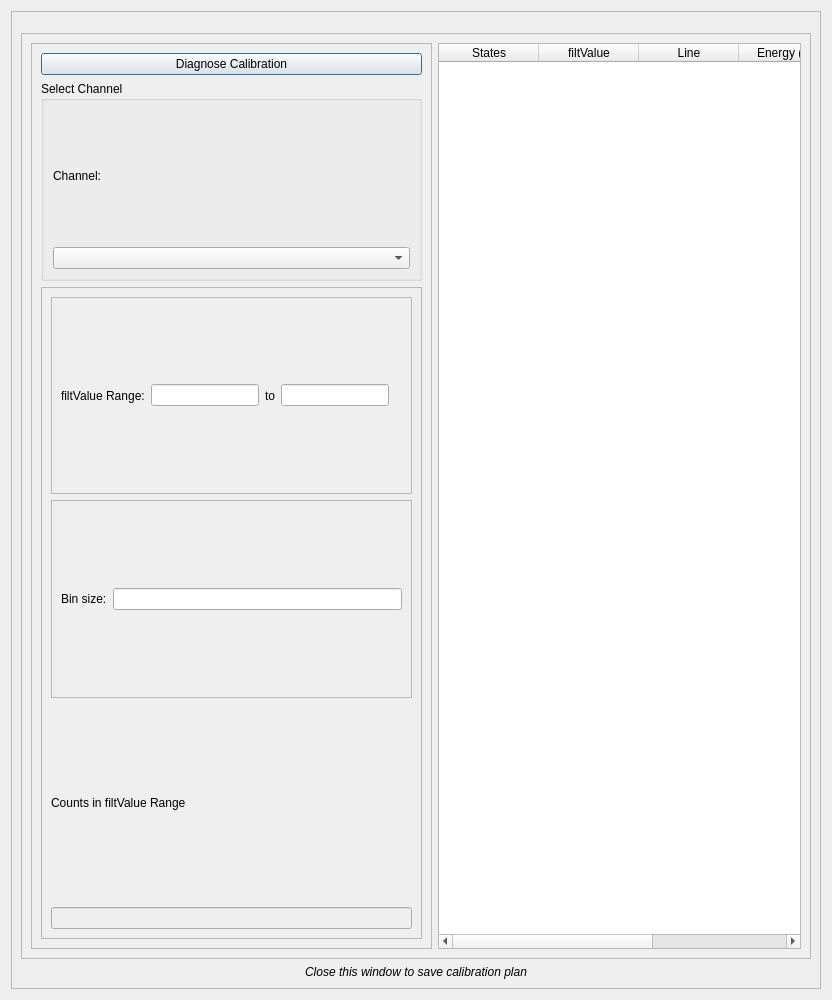
Old version of the form massGui/ui/ChannelBrowser.ui in the repository gmondee/massGui.
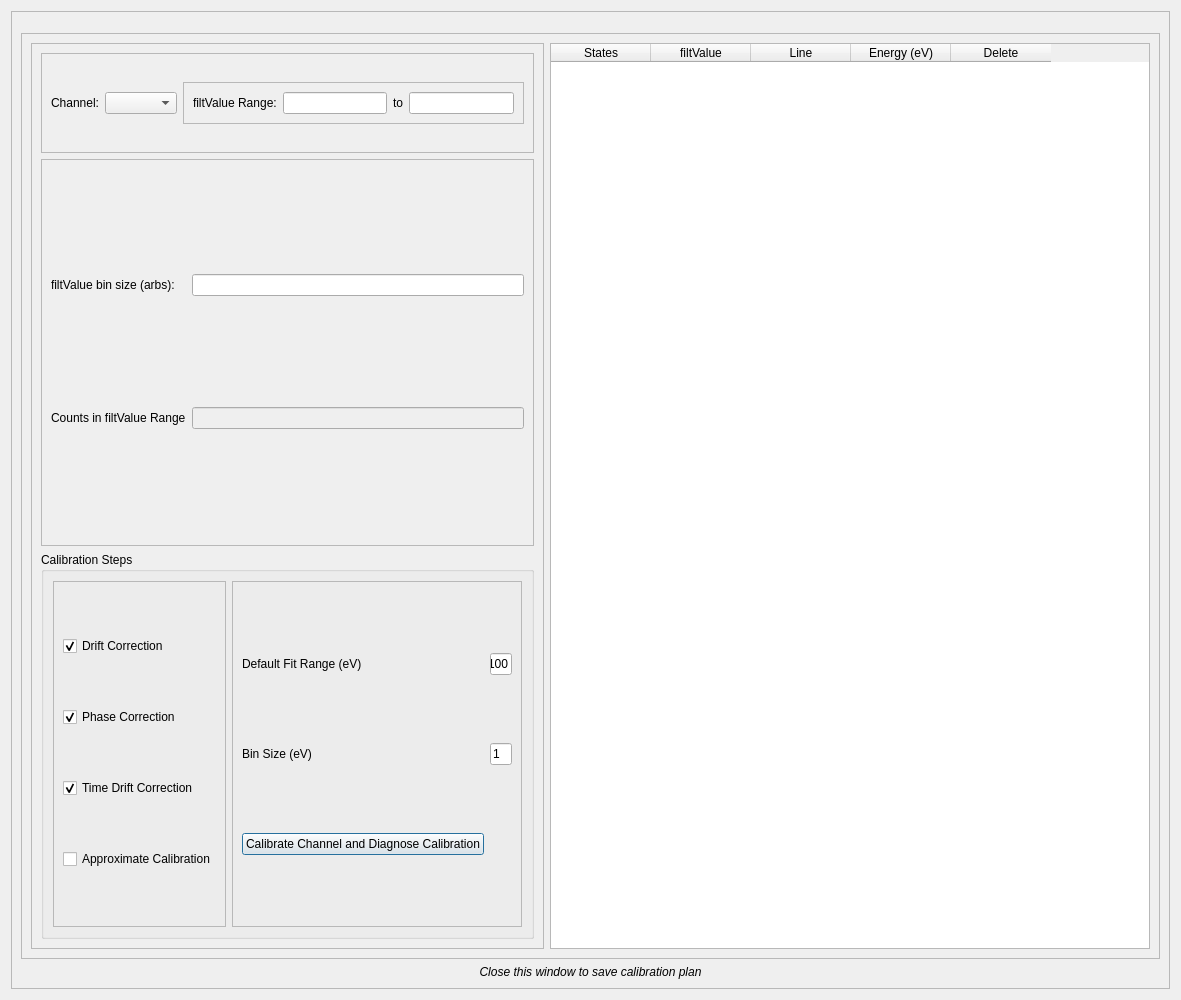
New version of the form. Custom widgets are drawn as their Qt base class.

Commit message: single-channel calibration moved, better handling of plottable channels after single-channel cal

```diff
--- a/massGui/ui/ChannelBrowser.ui
+++ b/massGui/ui/ChannelBrowser.ui
@@ -6,7 +6,7 @@
    <rect>
     <x>0</x>
     <y>0</y>
-    <width>832</width>
+    <width>946</width>
     <height>1000</height>
    </rect>
   </property>
@@ -92,31 +92,21 @@
            </property>
            <layout class="QVBoxLayout" name="verticalLayout_3">
             <item>
-             <widget class="QPushButton" name="diagCalButton">
-              <property name="text">
-               <string>Diagnose Calibration</string>
-              </property>
-             </widget>
-            </item>
-            <item>
-             <widget class="QGroupBox" name="csWindow">
-              <property name="minimumSize">
-               <size>
-                <width>0</width>
-                <height>0</height>
-               </size>
-              </property>
+             <widget class="QFrame" name="frame_2">
               <property name="maximumSize">
                <size>
                 <width>16777215</width>
-                <height>200</height>
+                <height>100</height>
                </size>
               </property>
-              <property name="title">
-               <string>Select Channel</string>
+              <property name="frameShape">
+               <enum>QFrame::StyledPanel</enum>
               </property>
-              <layout class="QVBoxLayout" name="verticalLayout_4">
-               <item>
+              <property name="frameShadow">
+               <enum>QFrame::Raised</enum>
+              </property>
+              <layout class="QGridLayout" name="gridLayout_3">
+               <item row="0" column="0">
                 <widget class="QLabel" name="label">
                  <property name="minimumSize">
                   <size>
@@ -129,27 +119,21 @@
                  </property>
                 </widget>
                </item>
-               <item>
+               <item row="0" column="1">
                 <widget class="QComboBox" name="channelBox">
                  <property name="currentText">
                   <string/>
                  </property>
                 </widget>
                </item>
-              </layout>
-             </widget>
-            </item>
-            <item>
-             <widget class="QFrame" name="frame_5">
-              <property name="frameShape">
-               <enum>QFrame::StyledPanel</enum>
-              </property>
-              <property name="frameShadow">
-               <enum>QFrame::Raised</enum>
-              </property>
-              <layout class="QVBoxLayout" name="verticalLayout_5">
-               <item>
-                <widget class="QFrame" name="frame_2">
+               <item row="0" column="2">
+                <widget class="QFrame" name="frame_6">
+                 <property name="maximumSize">
+                  <size>
+                   <width>16777215</width>
+                   <height>50</height>
+                  </size>
+                 </property>
                  <property name="frameShape">
                   <enum>QFrame::StyledPanel</enum>
                  </property>
@@ -185,56 +169,172 @@
                     </property>
                    </widget>
                   </item>
-                  <item>
-                   <widget class="QLabel" name="label_5">
-                    <property name="text">
-                     <string/>
-                    </property>
-                   </widget>
-                  </item>
                  </layout>
                 </widget>
                </item>
-               <item>
-                <widget class="QFrame" name="frame_6">
-                 <property name="frameShape">
-                  <enum>QFrame::StyledPanel</enum>
+              </layout>
+             </widget>
+            </item>
+            <item>
+             <widget class="QFrame" name="frame_5">
+              <property name="frameShape">
+               <enum>QFrame::StyledPanel</enum>
+              </property>
+              <property name="frameShadow">
+               <enum>QFrame::Raised</enum>
+              </property>
+              <layout class="QGridLayout" name="gridLayout_2">
+               <item row="0" column="0">
+                <widget class="QLabel" name="label_6">
+                 <property name="text">
+                  <string>filtValue bin size (arbs):</string>
                  </property>
-                 <property name="frameShadow">
-                  <enum>QFrame::Raised</enum>
-                 </property>
-                 <layout class="QHBoxLayout" name="horizontalLayout_2">
-                  <item>
-                   <widget class="QLabel" name="label_6">
-                    <property name="text">
-                     <string>Bin size:</string>
-                    </property>
-                   </widget>
-                  </item>
-                  <item>
-                   <widget class="QLineEdit" name="binSizeBox">
-                    <property name="inputMethodHints">
-                     <set>Qt::ImhDigitsOnly|Qt::ImhPreferNumbers</set>
-                    </property>
-                   </widget>
-                  </item>
-                 </layout>
                 </widget>
                </item>
-               <item>
+               <item row="3" column="0">
                 <widget class="QLabel" name="label_2">
                  <property name="text">
                   <string>Counts in filtValue Range</string>
                  </property>
                 </widget>
                </item>
-               <item>
+               <item row="3" column="1">
                 <widget class="QLineEdit" name="photonCountBox">
                  <property name="enabled">
                   <bool>false</bool>
                  </property>
                 </widget>
                </item>
+               <item row="0" column="1">
+                <widget class="QLineEdit" name="binSizeBox">
+                 <property name="inputMethodHints">
+                  <set>Qt::ImhDigitsOnly|Qt::ImhPreferNumbers</set>
+                 </property>
+                </widget>
+               </item>
+              </layout>
+             </widget>
+            </item>
+            <item>
+             <widget class="QGroupBox" name="groupBox_9">
+              <property name="sizePolicy">
+               <sizepolicy hsizetype="Preferred" vsizetype="Minimum">
+                <horstretch>0</horstretch>
+                <verstretch>0</verstretch>
+               </sizepolicy>
+              </property>
+              <property name="title">
+               <string>Calibration Steps</string>
+              </property>
+              <layout class="QHBoxLayout" name="horizontalLayout_5">
+               <item>
+                <widget class="QFrame" name="frame_8">
+                 <property name="minimumSize">
+                  <size>
+                   <width>0</width>
+                   <height>100</height>
+                  </size>
+                 </property>
+                 <property name="frameShape">
+                  <enum>QFrame::StyledPanel</enum>
+                 </property>
+                 <property name="frameShadow">
+                  <enum>QFrame::Raised</enum>
+                 </property>
+                 <layout class="QVBoxLayout" name="verticalLayout">
+                  <item>
+                   <widget class="QCheckBox" name="DCcheckbox">
+                    <property name="text">
+                     <string>Drift Correction</string>
+                    </property>
+                    <property name="checked">
+                     <bool>true</bool>
+                    </property>
+                   </widget>
+                  </item>
+                  <item>
+                   <widget class="QCheckBox" name="PCcheckbox">
+                    <property name="text">
+                     <string>Phase Correction</string>
+                    </property>
+                    <property name="checked">
+                     <bool>true</bool>
+                    </property>
+                   </widget>
+                  </item>
+                  <item>
+                   <widget class="QCheckBox" name="TDCcheckbox">
+                    <property name="text">
+                     <string>Time Drift Correction</string>
+                    </property>
+                    <property name="checked">
+                     <bool>true</bool>
+                    </property>
+                   </widget>
+                  </item>
+                  <item>
+                   <widget class="QCheckBox" name="Acheckbox">
+                    <property name="text">
+                     <string>Approximate Calibration</string>
+                    </property>
+                   </widget>
+                  </item>
+                 </layout>
+                </widget>
+               </item>
+               <item>
+                <widget class="QFrame" name="frame_9">
+                 <property name="frameShape">
+                  <enum>QFrame::StyledPanel</enum>
+                 </property>
+                 <property name="frameShadow">
+                  <enum>QFrame::Raised</enum>
+                 </property>
+                 <layout class="QGridLayout" name="gridLayout">
+                  <item row="0" column="0">
+                   <widget class="QLabel" name="label_8">
+                    <property name="text">
+                     <string>Default Fit Range (eV)</string>
+                    </property>
+                   </widget>
+                  </item>
+                  <item row="1" column="0">
+                   <widget class="QLabel" name="label_9">
+                    <property name="text">
+                     <string>Bin Size (eV)</string>
+                    </property>
+                   </widget>
+                  </item>
+                  <item row="0" column="2">
+                   <widget class="QLineEdit" name="dlo_dhiBox">
+                    <property name="inputMethodHints">
+                     <set>Qt::ImhPreferNumbers</set>
+                    </property>
+                    <property name="text">
+                     <string>100</string>
+                    </property>
+                   </widget>
+                  </item>
+                  <item row="1" column="2">
+                   <widget class="QLineEdit" name="calBinBox">
+                    <property name="inputMethodHints">
+                     <set>Qt::ImhPreferNumbers</set>
+                    </property>
+                    <property name="text">
+                     <string>1</string>
+                    </property>
+                   </widget>
+                  </item>
+                  <item row="2" column="0" colspan="2">
+                   <widget class="QPushButton" name="diagCalButton">
+                    <property name="text">
+                     <string>Calibrate Channel and Diagnose Calibration</string>
+                    </property>
+                   </widget>
+                  </item>
+                 </layout>
+                </widget>
+               </item>
               </layout>
              </widget>
             </item>
@@ -245,7 +345,7 @@
           <widget class="QTableWidget" name="table">
            <property name="minimumSize">
             <size>
-             <width>200</width>
+             <width>600</width>
              <height>100</height>
             </size>
            </property>
```
The commit also changes 4 other files.
